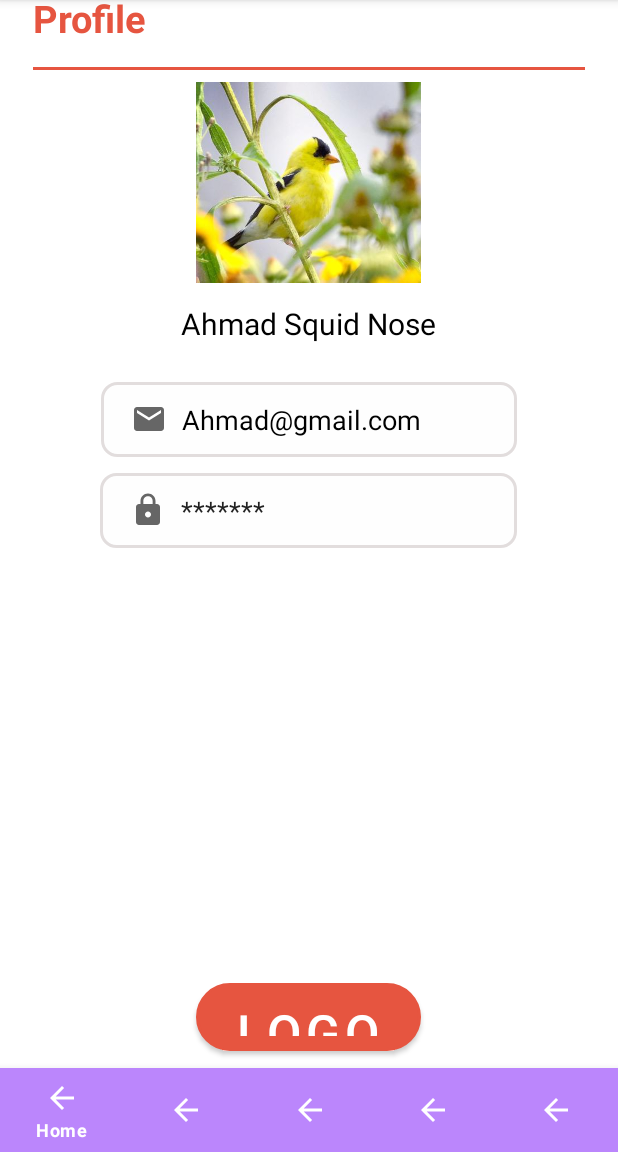
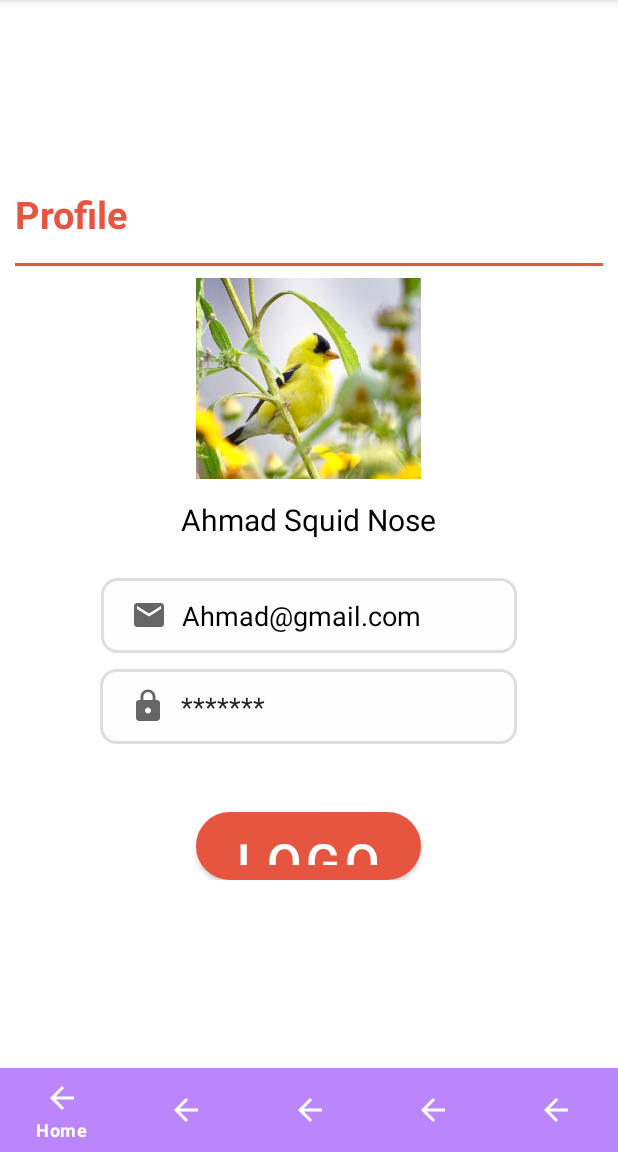
Before and after one commit to ryumarfin/TugasMobileLanjutan, an Android app: the fragment ProfileFragment placed in its activity, on a phone screen of 412 x 824 dp, the part 84-1236 px from its top. Run offline under Robolectric (Android 15) with nearby library versions, the phone set to English and light mode, and no system bars.

Commit message:
profile ok

```diff
--- a/app/src/main/AndroidManifest.xml
+++ b/app/src/main/AndroidManifest.xml
@@ -9,11 +9,9 @@
         android:roundIcon="@mipmap/ic_launcher_round"
         android:supportsRtl="true"
         android:theme="@style/Theme.Latber">
-        <activity android:name=".activity_panggilmontir"></activity>
-        <activity android:name=".profile" />
-        <activity android:name=".activity_profile" />
         <activity android:name=".menu">
-            android:theme="@style/NoAction" />
+
+<!--            android:theme="@style/NoAction"-->
         </activity>
         <activity
             android:name=".beli"
--- a/app/src/main/java/com/example/latber/fragments/ProfileFragment.kt
+++ b/app/src/main/java/com/example/latber/fragments/ProfileFragment.kt
@@ -48,7 +48,6 @@ class ProfileFragment : Fragment() {
             startActivity(intentBaru)
         }
         return objView
-
         }
 
     companion object {
--- a/app/src/main/res/layout/activity_menu.xml
+++ b/app/src/main/res/layout/activity_menu.xml
@@ -10,7 +10,6 @@
         android:id="@+id/fragment_container"
         android:layout_width="match_parent"
         android:layout_height="wrap_content"
-
         app:layout_constraintTop_toTopOf="parent"
         app:layout_constraintBottom_toTopOf="@+id/bottom_navigation"/>
 
--- a/app/src/main/res/layout/fragment_panggilbensin.xml
+++ b/app/src/main/res/layout/fragment_panggilbensin.xml
@@ -5,10 +5,7 @@
     android:layout_height="match_parent"
     tools:context=".fragments.PanggilbensinFragment">
 
-    <?xml version="1.0" encoding="utf-8"?>
-    <LinearLayout xmlns:android="http://schemas.android.com/apk/res/android"
-        xmlns:app="http://schemas.android.com/apk/res-auto"
-        xmlns:tools="http://schemas.android.com/tools"
+    <LinearLayout
         android:layout_width="match_parent"
         android:layout_height="match_parent"
         tools:context=".panggilbensin"
--- a/app/src/main/res/layout/fragment_profile.xml
+++ b/app/src/main/res/layout/fragment_profile.xml
@@ -5,20 +5,11 @@
     android:layout_height="match_parent"
     tools:context=".fragments.ProfileFragment">
 
-    <RelativeLayout xmlns:android="http://schemas.android.com/apk/res/android"
-        xmlns:app="http://schemas.android.com/apk/res-auto"
-        xmlns:tools="http://schemas.android.com/tools"
-        android:layout_width="wrap_content"
-        android:layout_height="wrap_content"
-        tools:context=".profile">
-
-
-
     <LinearLayout
         android:layout_width="match_parent"
-            android:layout_height="558dp"
+        android:layout_height="match_parent"
         android:orientation="vertical"
-            android:padding="10pt">
+        android:padding="10dp">
 
         <TextView
             android:layout_width="match_parent"
@@ -41,7 +32,7 @@
             android:layout_height="150dp"
             android:layout_gravity="center"
             android:layout_marginBottom="5dp"
-                android:src="@drawable/pic1"/>
+            android:src="@drawable/pic1" />
 
         <TextView
             android:layout_width="wrap_content"
@@ -78,34 +69,18 @@
             android:paddingLeft="20dp"
             android:singleLine="true"
             android:text="*******" />
-        </LinearLayout>
-        <LinearLayout
-            android:layout_width="match_parent"
-            android:layout_height="wrap_content"
-            android:layout_alignParentBottom="true"
-            android:orientation="vertical">
         <Button
             android:id="@+id/btn_logout"
             android:layout_width="150dp"
             android:layout_height="45dp"
+            android:layout_alignParentBottom="true"
+            android:layout_gravity="center"
+            android:layout_marginTop="40dp"
             android:background="@drawable/button"
+            android:gravity="center"
             android:text="Logout"
             android:textColor="@color/white"
-                android:textSize="50px"
-                android:layout_marginBottom="40dp"
-                android:layout_gravity="center"
-                tools:ignore="MissingConstraints,OnClick" />
-
-            <LinearLayout
-                android:layout_width="wrap_content"
-                android:layout_height="wrap_content"
-                android:orientation="horizontal">
-
-
+            android:textSize="50px" />
     </LinearLayout>
 
-
-        </LinearLayout>
-
-    </RelativeLayout>
 </FrameLayout>
```
Lines whose indentation alone changed are shown as unchanged.
